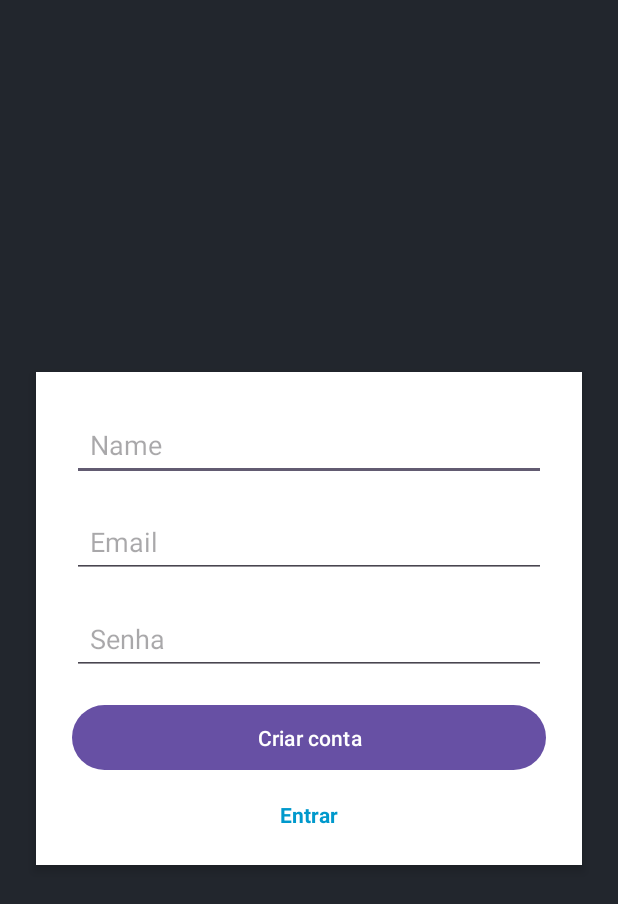
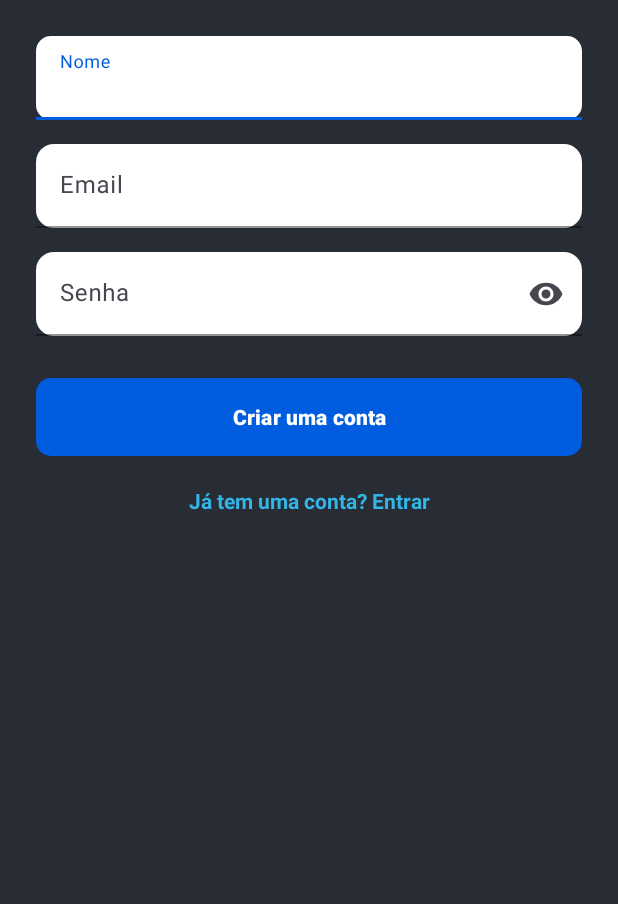
Before and after one commit to Habacuque-Gosch/OpenKnowledge-native, an Android app: the RegisterActivity screen opened directly, with no data from a screen before it, on a phone screen of 412 x 824 dp. Shown: the top 904 px of the screen. Run offline under Robolectric (Android 15) with nearby library versions, the phone set to English and light mode, and no system bars.

Commit message:
Styling components base and screens (register and login)

```diff
--- a/app/src/main/java/com/example/growup/ui/auth/RegisterActivity.java
+++ b/app/src/main/java/com/example/growup/ui/auth/RegisterActivity.java
@@ -21,7 +21,7 @@ import retrofit2.Response;
 public class RegisterActivity extends AppCompatActivity {
 
     private EditText nameInput, emailInput, passwordInput;
-    private Button loginButton;
+    private Button registerButton;
     private TextView registerText;
 
     @Override
@@ -35,14 +35,14 @@ public class RegisterActivity extends AppCompatActivity {
         nameInput = findViewById(R.id.nameInput);
         emailInput = findViewById(R.id.emailInput);
         passwordInput = findViewById(R.id.passwordInput);
-        loginButton = findViewById(R.id.loginButton);
+        registerButton = findViewById(R.id.registerButton);
         registerText = findViewById(R.id.registerText);
 
-        loginButton.setOnClickListener(v -> register());
+        registerButton.setOnClickListener(v -> register());
         registerText.setOnClickListener(v -> {
 
             finish();
-//            startActivity(new Intent(this, LoginActivity.class));
+            startActivity(new Intent(this, LoginActivity.class));
 
         });
     }
--- a/app/src/main/res/layout/activity_register.xml
+++ b/app/src/main/res/layout/activity_register.xml
@@ -3,67 +3,104 @@
     xmlns:android="http://schemas.android.com/apk/res/android"
     xmlns:app="http://schemas.android.com/apk/res-auto"
     android:layout_width="match_parent"
-    android:layout_height="match_parent">
+    android:layout_height="match_parent"
+    android:background="@color/primary_midnightblack"
+    android:padding="24dp">
 
-    <LinearLayout
-        android:id="@+id/loginLayout"
+    <!-- Nome -->
+    <com.google.android.material.textfield.TextInputLayout
+        android:id="@+id/nameLayout"
+        style="@style/FormField"
         android:layout_width="0dp"
         android:layout_height="wrap_content"
-        android:orientation="vertical"
-        android:padding="24dp"
-        android:layout_margin="24dp"
-        android:background="@android:color/white"
-        android:elevation="4dp"
-        android:layout_gravity="center"
+        android:hint="Nome"
+        app:boxBackgroundMode="filled"
         app:layout_constraintTop_toTopOf="parent"
-        app:layout_constraintBottom_toBottomOf="parent"
         app:layout_constraintStart_toStartOf="parent"
-        app:layout_constraintEnd_toEndOf="parent">
+        app:layout_constraintEnd_toEndOf="parent"
+        app:layout_constraintBottom_toTopOf="@id/emailLayout"
+        android:layout_marginBottom="16dp"
+        app:layout_constraintVertical_chainStyle="packed">
 
-        <EditText
+        <com.google.android.material.textfield.TextInputEditText
             android:id="@+id/nameInput"
             android:layout_width="match_parent"
             android:layout_height="wrap_content"
-            android:hint="Name"
-            android:inputType="text"
-            android:padding="12dp"
-            android:layout_marginBottom="16dp"/>
+            android:inputType="text"/>
+    </com.google.android.material.textfield.TextInputLayout>
 
-        <EditText
+    <!-- Email -->
+    <com.google.android.material.textfield.TextInputLayout
+        android:id="@+id/emailLayout"
+        style="@style/FormField"
+        android:layout_width="0dp"
+        android:layout_height="wrap_content"
+        android:hint="Email"
+        app:boxBackgroundMode="filled"
+        app:boxCornerRadiusTopStart="12dp"
+        app:boxCornerRadiusTopEnd="12dp"
+        app:boxCornerRadiusBottomStart="12dp"
+        app:boxCornerRadiusBottomEnd="12dp"
+        app:layout_constraintTop_toBottomOf="@id/nameLayout"
+        app:layout_constraintStart_toStartOf="parent"
+        app:layout_constraintEnd_toEndOf="parent"
+        android:layout_marginTop="16dp">
+
+        <com.google.android.material.textfield.TextInputEditText
             android:id="@+id/emailInput"
             android:layout_width="match_parent"
             android:layout_height="wrap_content"
-            android:hint="Email"
-            android:inputType="textEmailAddress"
-            android:padding="12dp"
-            android:layout_marginBottom="16dp"/>
+            android:inputType="textEmailAddress"/>
+    </com.google.android.material.textfield.TextInputLayout>
 
-        <EditText
+    <!-- Senha -->
+    <com.google.android.material.textfield.TextInputLayout
+        android:id="@+id/passwordLayout"
+        style="@style/FormField"
+        android:layout_width="0dp"
+        android:layout_height="wrap_content"
+        android:hint="Senha"
+        app:endIconMode="password_toggle"
+        app:boxBackgroundMode="filled"
+        app:boxCornerRadiusTopStart="12dp"
+        app:boxCornerRadiusTopEnd="12dp"
+        app:boxCornerRadiusBottomStart="12dp"
+        app:boxCornerRadiusBottomEnd="12dp"
+        app:layout_constraintTop_toBottomOf="@id/emailLayout"
+        app:layout_constraintStart_toStartOf="parent"
+        app:layout_constraintEnd_toEndOf="parent"
+        android:layout_marginTop="16dp">
+
+        <com.google.android.material.textfield.TextInputEditText
             android:id="@+id/passwordInput"
             android:layout_width="match_parent"
             android:layout_height="wrap_content"
-            android:hint="Senha"
-            android:inputType="textPassword"
-            android:padding="12dp"
-            android:layout_marginBottom="16dp"/>
+            android:inputType="textPassword"/>
+    </com.google.android.material.textfield.TextInputLayout>
 
-        <Button
-            android:id="@+id/loginButton"
-            android:layout_width="match_parent"
+    <!-- Botão Criar Conta -->
+    <com.google.android.material.button.MaterialButton
+        android:id="@+id/registerButton"
+        style="@style/FormButton"
+        android:text="Criar uma conta"
+        android:layout_width="0dp"
         android:layout_height="wrap_content"
-            android:text="Criar conta"
-            android:padding="12dp"
-            android:layout_marginBottom="16dp"/>
+        app:layout_constraintTop_toBottomOf="@id/passwordLayout"
+        app:layout_constraintStart_toStartOf="parent"
+        app:layout_constraintEnd_toEndOf="parent"
+        android:layout_marginTop="24dp"/>
 
+    <!-- Texto Entrar -->
     <TextView
         android:id="@+id/registerText"
         android:layout_width="wrap_content"
         android:layout_height="wrap_content"
-            android:text="Entrar"
-            android:textColor="@android:color/holo_blue_dark"
+        android:text="Já tem uma conta? Entrar"
+        android:textColor="@android:color/holo_blue_light"
         android:textStyle="bold"
-            android:layout_gravity="center"/>
-
-    </LinearLayout>
+        app:layout_constraintTop_toBottomOf="@id/registerButton"
+        app:layout_constraintStart_toStartOf="parent"
+        app:layout_constraintEnd_toEndOf="parent"
+        android:layout_marginTop="16dp"/>
 
 </androidx.constraintlayout.widget.ConstraintLayout>
--- a/app/src/main/res/values/syles.xml
+++ b/app/src/main/res/values/syles.xml
@@ -9,12 +9,16 @@
     </style>
 
     <!-- Campo de texto base -->
-    <style name="FormField" parent="Widget.Material3.TextInputEditText.FilledBox">
-        <item name="android:background">@drawable/form_field_background</item>
-        <item name="android:padding">12dp</item>
-        <item name="android:textColor">@color/primary_black</item>
-        <item name="android:textColorHint">@color/primary_midnightblack</item>
+    <style name="FormField" parent="Widget.Material3.TextInputLayout.FilledBox">
+        <item name="boxBackgroundColor">@color/white</item>
+        <item name="boxCornerRadiusTopStart">10dp</item>
+        <item name="boxCornerRadiusTopEnd">10dp</item>
+        <item name="boxCornerRadiusBottomStart">10dp</item>
+        <item name="boxCornerRadiusBottomEnd">10dp</item>
+        <item name="boxStrokeColor">@color/primary_blue</item>
+<!--        <item name="android:textColorHint">@color/primary_midnightblack</item>-->
     </style>
+
 
     <!-- Botão azul sólido -->
     <style name="FormButton" parent="Widget.Material3.Button">
@@ -24,7 +28,6 @@
         <item name="cornerRadius">10dp</item>
         <item name="android:textStyle">bold</item>
     </style>
-
     <!-- Botão branco (inverso) -->
     <style name="FormButtonWhite" parent="Widget.Material3.Button">
         <item name="android:textColor">@color/primary_blue</item>
--- a/app/src/main/res/values/themes.xml
+++ b/app/src/main/res/values/themes.xml
@@ -2,8 +2,8 @@
     <!-- Base application theme. -->
     <style name="Base.Theme.Growup" parent="Theme.Material3.DayNight.NoActionBar">
         <item name="android:windowBackground">@color/primary_black</item>
-<!--        <item name="colorPrimary">@color/primary_blue</item>-->
-<!--        <item name="colorSecondary">@color/primary_black</item>-->
+        <item name="colorPrimary">@color/primary_blue</item>
+        <item name="colorSecondary">@color/primary_black</item>
     </style>
 
     <style name="Theme.Growup" parent="Base.Theme.Growup" />
```
Also changed, not shown: app/src/main/res/layout/activity_login.xml (+80 -32 lines). Lines whose indentation alone changed are shown as unchanged.
